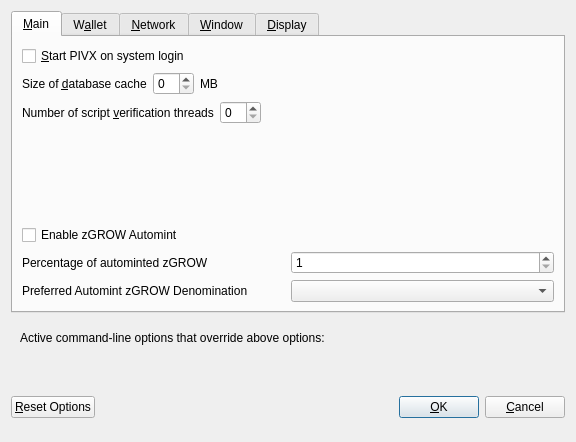
lateminer/bitcoin, file src/qt/forms/optionsdialog.ui: the form before one commit.
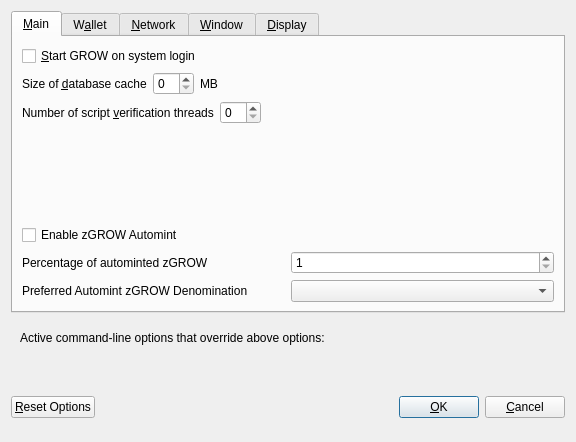
The form after the commit. The open tabs and pages were chosen to show the change. Custom widgets are drawn as their Qt base class.

Commit message: Growification: coin name (PIVX->GROW)

The edit to the form file:
```diff
--- a/src/qt/forms/optionsdialog.ui
+++ b/src/qt/forms/optionsdialog.ui
@@ -33,7 +33,7 @@
           <string>Automatically start PIVX after logging in to the system.</string>
          </property>
          <property name="text">
-          <string>&amp;Start PIVX on system login</string>
+          <string>&amp;Start GROW on system login</string>
          </property>
         </widget>
        </item>
```
Left out of the diff: 6 changed lines with no effect on the pictures. The commit also changes 66 other files.
